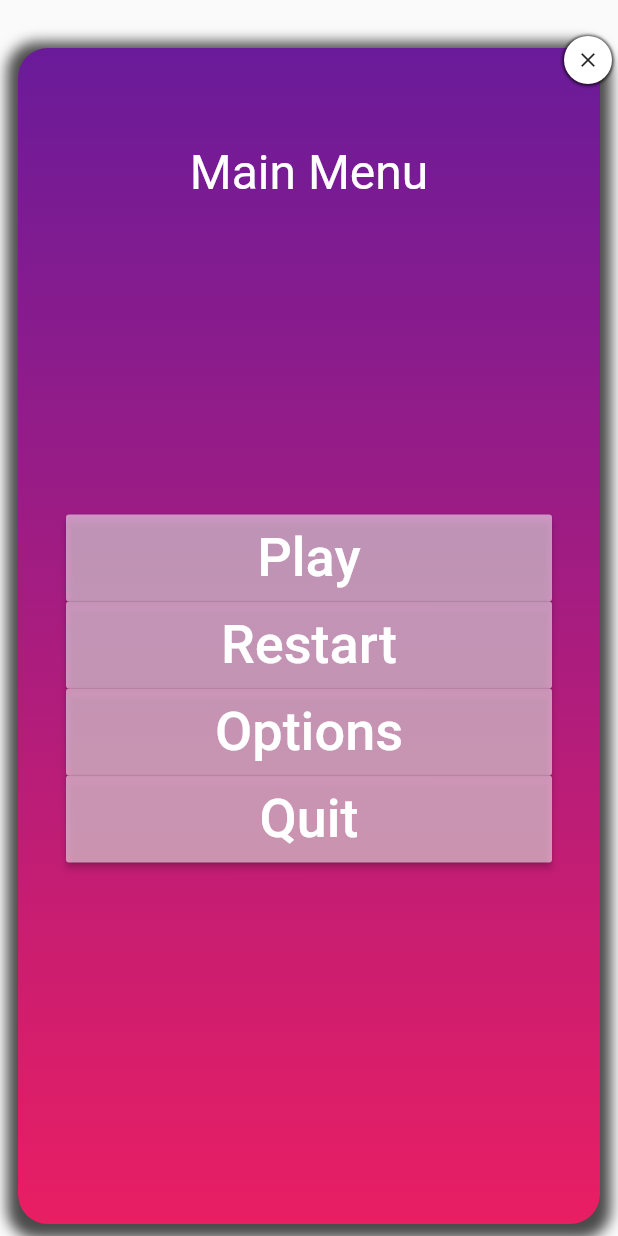
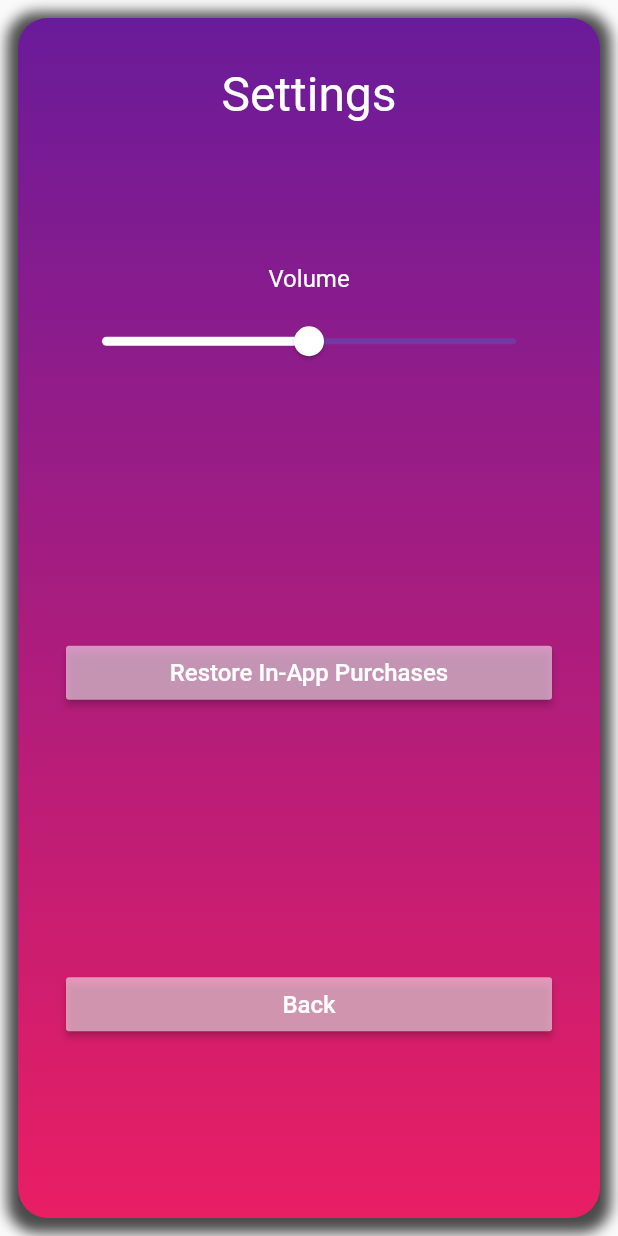
Before and after one commit to Kenneth5259/KolorKlash, a Flutter app: the GameBoard widget shown alone on an empty page, opened directly, after a tap on the "settings" icon, after a tap on "Options", on a phone screen of 412 x 824 dp. Run offline on Flutter 3.47's test engine with Material 2 defaults, Android fonts, the phone set to English and light mode, and no system bars; our stand-ins replace flutter_redux, redux.

Commit message:
Added settings menu popup and relevant state changes.

```diff
--- a/lib/popups/game_menu_popup.dart
+++ b/lib/popups/game_menu_popup.dart
@@ -2,6 +2,7 @@ import 'package:flutter/material.dart';
 import 'package:flutter_redux/flutter_redux.dart';
 import 'package:kolor_klash/screens/main_menu_screen.dart';
 import 'package:kolor_klash/state/actions/start_new_game_action.dart';
+import 'package:kolor_klash/state/actions/update_show_settings_menu_action.dart';
 import 'package:kolor_klash/state/app_state.dart';
 import 'package:kolor_klash/styles/background_gradient.dart';
 import 'package:kolor_klash/widgets/menu_button.dart';
@@ -39,6 +40,10 @@ class _GameMenuState extends State<GameMenu> with SingleTickerProviderStateMixin
     {
       store.dispatch(SetActiveScreenAction(MainMenuScreen()));
     });
+  }
+
+  void settingsMenu(Store<AppState> store) {
+    store.dispatch(UpdateShowSettingsMenuAction(true));
   }
 
   @override
@@ -109,7 +114,7 @@ class _GameMenuState extends State<GameMenu> with SingleTickerProviderStateMixin
                                 // Restarts the game with the users current game settings
                                 MenuButton(buttonText: 'Restart', onPressed: () => restartGame(store)),
                                 // Closes the current popup and opens a game options popup for volume, haptics etc
-                                MenuButton(buttonText: 'Options', onPressed: (){}),
+                                MenuButton(buttonText: 'Options', onPressed: () => settingsMenu(store)),
                                 // Closes the menu and returns the user to the opening screen of the app
                                 MenuButton(buttonText: 'Quit', onPressed: () => returnToMainMenu(store)),
                               ],
--- /dev/null
+++ b/lib/popups/settings_menu_popup.dart
@@ -0,0 +1,125 @@
+import 'package:flutter/material.dart';
+import 'package:flutter_redux/flutter_redux.dart';
+import 'package:kolor_klash/widgets/menu_button.dart';
+import 'package:kolor_klash/widgets/white_menu_text.dart';
+
+import '../state/actions/update_show_settings_menu_action.dart';
+import '../state/app_state.dart';
+import '../styles/background_gradient.dart';
+
+class SettingsMenu extends StatefulWidget {
+  const SettingsMenu({super.key});
+
+  @override
+  _SettingsMenuState createState() => _SettingsMenuState();
+}
+
+class _SettingsMenuState extends State<SettingsMenu>  with SingleTickerProviderStateMixin {
+  double _opacity = 0.0;
+  double _currentVolume = 0.5;
+
+  @override
+  void initState() {
+    super.initState();
+    Future.delayed(Duration.zero, () {
+      setState(() {
+        _opacity = 1.0;
+      });
+    });
+  }
+
+  // Example - Assuming you have a way to persist/update volume settings elsewhere
+  void _handleVolumeChange(double newValue) {
+    setState(() {
+      _currentVolume = newValue;
+    });
+    // Add your logic to save the new volume setting here
+  }
+
+  void closeMenu() {
+    setState(() {
+      _opacity = 0.0;
+    });
+    final store = StoreProvider.of<AppState>(context);
+    store.dispatch(UpdateShowSettingsMenuAction(false));
+  }
+
+  @override
+  Widget build(BuildContext context) {
+    return AnimatedOpacity(
+      opacity: _opacity,
+      curve: Curves.easeInOut,
+      duration: const Duration(milliseconds: 300),
+      child: Stack(
+        children: [
+          Padding(
+            padding: const EdgeInsets.all(12.0), // Adjusted padding
+            child: Container(
+              decoration: BoxDecoration(
+                  gradient: backgroundGradient,
+                  borderRadius: const BorderRadius.all(Radius.circular(20)),
+                  boxShadow: [
+                    BoxShadow(color: Colors.black.withOpacity(0.7),
+                        spreadRadius: 7,
+                        blurRadius: 7,
+                        offset: const Offset(0, 3)
+                    )
+                  ]
+              ),
+              child: Padding(
+                padding: const EdgeInsets.all(32.0),
+                child: Column(
+                  crossAxisAlignment: CrossAxisAlignment.stretch,
+                  children: [
+                    const Text(
+                      'Settings',
+                      textAlign: TextAlign.center,
+                      style: TextStyle(
+                        color: Colors.white,
+                        fontSize: 32,
+                      ),
+                    ),
+                    Expanded(
+                      child: Column(
+                        mainAxisAlignment: MainAxisAlignment.spaceAround,
+                        children: [
+                          //  Volume Slider
+                          Column(
+                            mainAxisSize: MainAxisSize.min,
+                            children: [
+                              const WhiteStyledText(text: 'Volume'),
+                              Slider(
+                                value: _currentVolume,
+                                onChanged: _handleVolumeChange,
+                                activeColor: Colors.white,
+                              ),
+                            ],
+                          ),
+
+                          // Restore Purchases Button
+                          MenuButton(
+                            onPressed: () {
+                              // ... Your in-app purchase restoration logic ...
+                            },
+                            buttonText: 'Restore In-App Purchases',
+                          ),
+
+                          // Back Button
+                          MenuButton(
+                            onPressed: closeMenu,
+                            buttonText: 'Back',
+                          ),
+                        ],
+                      ),
+                    ),
+                  ],
+                ),
+              ),
+            ),
+          ),
+          // Positioned widget for close button (similar to your GameMenu)
+        ],
+      ),
+    );
+  }
+}
--- a/lib/screens/game_board_screen.dart
+++ b/lib/screens/game_board_screen.dart
@@ -2,6 +2,7 @@
 
 import 'package:flutter/material.dart';
 import 'package:flutter_redux/flutter_redux.dart';
+import 'package:kolor_klash/popups/settings_menu_popup.dart';
 import 'package:redux/redux.dart';
 
 import '../popups/game_menu_popup.dart';
@@ -55,6 +56,9 @@ class _GameBoardState extends State<GameBoard> {
     ];
     if(state.showRestartMenu) {
       gameBoardChildren.add(getGameMenu(state));
+    }
+    if(state.showSettingsMenu) {
+      gameBoardChildren.add(const SettingsMenu());
     }
     return gameBoardChildren;
   }
--- /dev/null
+++ b/lib/state/actions/mark_initialized_action.dart
@@ -0,0 +1,3 @@
+class MarkInitializedAction {
+  MarkInitializedAction();
+}
--- /dev/null
+++ b/lib/state/actions/update_show_settings_menu_action.dart
@@ -0,0 +1,5 @@
+class UpdateShowSettingsMenuAction {
+  final bool _showSettingsMenu;
+  bool get showSettingsMenu => _showSettingsMenu;
+  UpdateShowSettingsMenuAction(this._showSettingsMenu);
+}
--- a/lib/state/app_reducer.dart
+++ b/lib/state/app_reducer.dart
@@ -1,19 +1,26 @@
+import 'package:kolor_klash/state/actions/mark_initialized_action.dart';
 import 'package:kolor_klash/state/actions/set_active_screen_action.dart';
 import 'package:kolor_klash/state/actions/set_game_tile_size_action.dart';
 import 'package:kolor_klash/state/actions/set_gridsize_action.dart';
 import 'package:kolor_klash/state/actions/start_new_game_action.dart';
 import 'package:kolor_klash/state/actions/update_colors_action.dart';
 import 'package:kolor_klash/state/actions/update_show_restart_menu_action.dart';
+import 'package:kolor_klash/state/actions/update_show_settings_menu_action.dart';
 import 'package:kolor_klash/state/reducers/active_screen_reducer.dart';
 import 'package:kolor_klash/state/reducers/grid_size_reducer.dart';
+import 'package:kolor_klash/state/reducers/mark_initialized_reducer.dart';
 import 'package:kolor_klash/state/reducers/set_game_tile_size_reducer.dart';
 import 'package:kolor_klash/state/reducers/start_new_game_reducer.dart';
 import 'package:kolor_klash/state/reducers/update_colors_reducer.dart';
-import 'package:kolor_klash/state/reducers/update_show_restart_menu_action.dart';
+import 'package:kolor_klash/state/reducers/update_show_restart_menu_reducer.dart';
+import 'package:kolor_klash/state/reducers/update_show_settings__menu_reducer.dart';
 
 import 'app_state.dart';
 
 AppState appReducer(AppState previousState, dynamic action) {
+  if(action is MarkInitializedAction) {
+    return markInitializedReducer(previousState);
+  }
   if(action is SetGridSizeAction) {
     return gridSizeReducer(previousState, action);
   }
@@ -32,5 +39,8 @@ AppState appReducer(AppState previousState, dynamic action) {
   if(action is SetActiveScreenAction) {
     return activeScreenReducer(previousState, action);
   }
+  if(action is UpdateShowSettingsMenuAction) {
+    return updateShowSettingsMenuReducer(previousState, action);
+  }
   return previousState;
 }
--- a/lib/state/app_state.dart
+++ b/lib/state/app_state.dart
@@ -1,4 +1,5 @@
 import 'package:flutter/material.dart';
+import 'package:kolor_klash/popups/settings_menu_popup.dart';
 import 'package:kolor_klash/screens/game_board_screen.dart';
 import 'package:kolor_klash/screens/new_game_screen.dart';
 import 'package:kolor_klash/state/subclasses/enums.dart';
@@ -15,8 +16,10 @@ class AppState {
   int score = 0;
   double gameTileHeight = 0;
   double gameTileWidth = 0;
+  bool initialized = false;
   bool isGameOver = false;
   bool showRestartMenu = false;
+  bool showSettingsMenu = false;
   late List<List<TileContainerReduxState>> grid;
   Widget? activeScreen;
 
--- /dev/null
+++ b/lib/state/reducers/mark_initialized_reducer.dart
@@ -0,0 +1,6 @@
+import 'package:kolor_klash/state/app_state.dart';
+
+AppState markInitializedReducer(AppState previous) {
+  previous.initialized = true;
+  return previous;
+}
--- a/lib/state/reducers/start_new_game_reducer.dart
+++ b/lib/state/reducers/start_new_game_reducer.dart
@@ -7,6 +7,7 @@ AppState startNewGameReducer(AppState previousState, StartNewGameAction action)
   previousState.gridSize = action.gridSize;
   previousState.activeScreen = const GameBoard();
   previousState.showRestartMenu = false;
+  previousState.showSettingsMenu = false;
   previousState.resetGameboard(action.gridSize);
   previousState.resetStats();
   return previousState;
--- a/lib/state/reducers/update_show_restart_menu_action.dart
+++ b/lib/state/reducers/update_show_restart_menu_reducer.dart
@@ -3,6 +3,7 @@ import 'package:kolor_klash/state/app_state.dart';
 
 AppState updateShowRestartMenuActionReducer(AppState previousState, UpdateShowRestartMenuAction action) {
   previousState.showRestartMenu = action.showRestartMenu;
+  previousState.showSettingsMenu = false;
 
   return previousState;
 }
--- /dev/null
+++ b/lib/state/reducers/update_show_settings__menu_reducer.dart
@@ -0,0 +1,10 @@
+import 'package:kolor_klash/state/actions/update_show_settings_menu_action.dart';
+import 'package:kolor_klash/state/app_state.dart';
+
+AppState updateShowSettingsMenuReducer(AppState previousState, UpdateShowSettingsMenuAction action) {
+
+  previousState.showSettingsMenu = action.showSettingsMenu;
+  previousState.showRestartMenu = false;
+
+  return previousState;
+}
--- a/lib/widgets/white_menu_text.dart
+++ b/lib/widgets/white_menu_text.dart
@@ -12,7 +12,7 @@ class WhiteStyledText extends StatelessWidget {
         text,
         style: const TextStyle(
           color: Colors.white,
-          fontSize: 36,
+          fontSize: 16,
         ),
       ),
     );;
```
Also changed, not shown: lib/screens/main_menu_screen.dart (+30 -4 lines).
